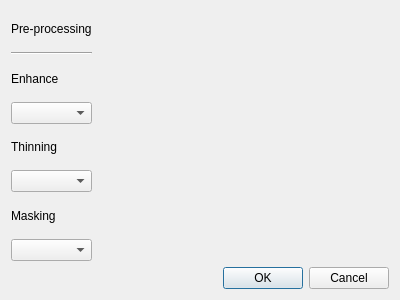
Qt form Proyecto-Final/configdialog.ui (nlandau91/Proyecto-Final) before a commit.
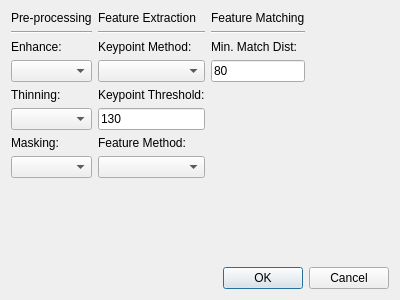
The same form after that commit.

Patch:
```diff
--- a/Proyecto-Final/configdialog.ui
+++ b/Proyecto-Final/configdialog.ui
@@ -35,7 +35,7 @@
        <item>
         <widget class="QLabel" name="label">
          <property name="text">
-          <string>Enhance</string>
+          <string>Enhance:</string>
          </property>
         </widget>
        </item>
@@ -52,7 +52,7 @@
        <item>
         <widget class="QLabel" name="label_2">
          <property name="text">
-          <string>Thinning</string>
+          <string>Thinning:</string>
          </property>
         </widget>
        </item>
@@ -62,13 +62,157 @@
        <item>
         <widget class="QLabel" name="label_3">
          <property name="text">
-          <string>Masking</string>
+          <string>Masking:</string>
          </property>
         </widget>
        </item>
        <item>
         <widget class="QComboBox" name="comboBox_mas"/>
        </item>
+       <item>
+        <spacer name="verticalSpacer_2">
+         <property name="orientation">
+          <enum>Qt::Vertical</enum>
+         </property>
+         <property name="sizeHint" stdset="0">
+          <size>
+           <width>20</width>
+           <height>40</height>
+          </size>
+         </property>
+        </spacer>
+       </item>
+      </layout>
+     </item>
+     <item>
+      <layout class="QVBoxLayout" name="verticalLayout_2">
+       <item>
+        <widget class="QLabel" name="label_7">
+         <property name="text">
+          <string>Feature Extraction</string>
+         </property>
+        </widget>
+       </item>
+       <item>
+        <widget class="Line" name="line_2">
+         <property name="minimumSize">
+          <size>
+           <width>88</width>
+           <height>0</height>
+          </size>
+         </property>
+         <property name="orientation">
+          <enum>Qt::Horizontal</enum>
+         </property>
+        </widget>
+       </item>
+       <item>
+        <widget class="QLabel" name="label_9">
+         <property name="text">
+          <string>Keypoint Method:</string>
+         </property>
+        </widget>
+       </item>
+       <item>
+        <widget class="QComboBox" name="comboBox"/>
+       </item>
+       <item>
+        <widget class="QLabel" name="label_6">
+         <property name="text">
+          <string>&lt;html&gt;&lt;head/&gt;&lt;body&gt;&lt;p&gt;Keypoint Threshold:&lt;/p&gt;&lt;/body&gt;&lt;/html&gt;</string>
+         </property>
+         <property name="textFormat">
+          <enum>Qt::AutoText</enum>
+         </property>
+        </widget>
+       </item>
+       <item>
+        <widget class="QLineEdit" name="lineEdit_thresh">
+         <property name="sizePolicy">
+          <sizepolicy hsizetype="Ignored" vsizetype="Fixed">
+           <horstretch>0</horstretch>
+           <verstretch>0</verstretch>
+          </sizepolicy>
+         </property>
+         <property name="text">
+          <string>130</string>
+         </property>
+        </widget>
+       </item>
+       <item>
+        <widget class="QLabel" name="label_10">
+         <property name="text">
+          <string>Feature Method:</string>
+         </property>
+        </widget>
+       </item>
+       <item>
+        <widget class="QComboBox" name="comboBox_2"/>
+       </item>
+       <item>
+        <spacer name="verticalSpacer">
+         <property name="orientation">
+          <enum>Qt::Vertical</enum>
+         </property>
+         <property name="sizeHint" stdset="0">
+          <size>
+           <width>20</width>
+           <height>40</height>
+          </size>
+         </property>
+        </spacer>
+       </item>
+      </layout>
+     </item>
+     <item>
+      <layout class="QVBoxLayout" name="verticalLayout_4">
+       <item>
+        <widget class="QLabel" name="label_8">
+         <property name="text">
+          <string>Feature Matching</string>
+         </property>
+        </widget>
+       </item>
+       <item>
+        <widget class="Line" name="line_3">
+         <property name="orientation">
+          <enum>Qt::Horizontal</enum>
+         </property>
+        </widget>
+       </item>
+       <item>
+        <widget class="QLabel" name="label_5">
+         <property name="text">
+          <string>&lt;html&gt;&lt;head/&gt;&lt;body&gt;&lt;p&gt;Min. Match Dist:&lt;/p&gt;&lt;/body&gt;&lt;/html&gt;</string>
+         </property>
+        </widget>
+       </item>
+       <item>
+        <widget class="QLineEdit" name="lineEdit_dist">
+         <property name="sizePolicy">
+          <sizepolicy hsizetype="Ignored" vsizetype="Fixed">
+           <horstretch>0</horstretch>
+           <verstretch>0</verstretch>
+          </sizepolicy>
+         </property>
+         <property name="text">
+          <string>80</string>
+         </property>
+        </widget>
+       </item>
+       <item>
+        <spacer name="verticalSpacer_3">
+         <property name="orientation">
+          <enum>Qt::Vertical</enum>
+         </property>
+         <property name="sizeHint" stdset="0">
+          <size>
+           <width>20</width>
+           <height>40</height>
+          </size>
+         </property>
+        </spacer>
+       </item>
       </layout>
      </item>
      <item>
```
Left out of the diff: 20 changed lines with no effect on the pictures.
